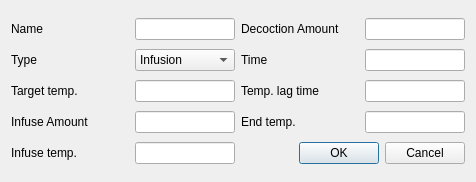
Above: ui/mashStepEditor.ui from Brewtarget/brewtarget before the change. Below: the same form after it.
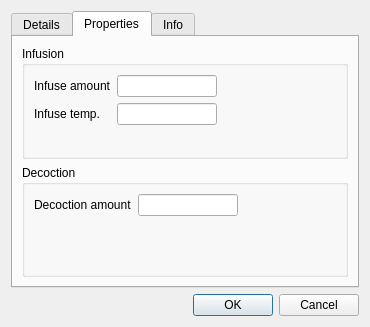
That is the form after the change. The open tabs and pages were chosen to show the change. Custom widgets are drawn as their Qt base class.

What changed in the file:
```diff
--- a/ui/mashStepEditor.ui
+++ b/ui/mashStepEditor.ui
@@ -6,8 +6,8 @@
    <rect>
     <x>0</x>
     <y>0</y>
-    <width>476</width>
-    <height>182</height>
+    <width>370</width>
+    <height>327</height>
    </rect>
   </property>
   <property name="windowTitle">
@@ -16,18 +16,21 @@
   <property name="configSection" stdset="0">
    <string notr="true">mashStepEditor</string>
   </property>
-  <layout class="QHBoxLayout" name="horizontalLayout_8">
+  <layout class="QVBoxLayout" name="verticalLayout_3">
    <item>
-    <layout class="QVBoxLayout" name="verticalLayout_2">
-     <property name="spacing">
-      <number>2</number>
+    <widget class="QTabWidget" name="tabWidget">
+     <property name="currentIndex">
+      <number>0</number>
      </property>
-     <item>
-      <layout class="QHBoxLayout" name="horizontalLayout_7">
-       <item>
+     <widget class="QWidget" name="tabMashStepDetails">
+      <attribute name="title">
+       <string>Details</string>
+      </attribute>
+      <layout class="QFormLayout" name="formLayout_3">
+       <item row="0" column="0">
         <widget class="QLabel" name="label_name">
          <property name="sizePolicy">
-          <sizepolicy hsizetype="Expanding" vsizetype="Preferred">
+          <sizepolicy hsizetype="Expanding" vsizetype="Minimum">
            <horstretch>0</horstretch>
            <verstretch>0</verstretch>
           </sizepolicy>
@@ -40,23 +43,23 @@
          </property>
         </widget>
        </item>
-       <item>
+       <item row="0" column="1">
         <widget class="QLineEdit" name="lineEdit_name">
          <property name="sizePolicy">
-          <sizepolicy hsizetype="Maximum" vsizetype="Fixed">
-           <horstretch>100</horstretch>
+          <sizepolicy hsizetype="Expanding" vsizetype="Minimum">
+           <horstretch>0</horstretch>
            <verstretch>0</verstretch>
           </sizepolicy>
          </property>
          <property name="minimumSize">
           <size>
-           <width>100</width>
+           <width>0</width>
            <height>0</height>
           </size>
          </property>
          <property name="maximumSize">
           <size>
-           <width>100</width>
+           <width>16777215</width>
            <height>16777215</height>
           </size>
          </property>
@@ -65,56 +68,10 @@
          </property>
         </widget>
        </item>
-      </layout>
-     </item>
-     <item>
-      <layout class="QHBoxLayout" name="horizontalLayout_6">
-       <item>
-        <widget class="QLabel" name="label_type">
-         <property name="sizePolicy">
-          <sizepolicy hsizetype="Expanding" vsizetype="Preferred">
-           <horstretch>0</horstretch>
-           <verstretch>0</verstretch>
-          </sizepolicy>
-         </property>
-         <property name="text">
-          <string>Type</string>
-         </property>
-         <property name="buddy">
-          <cstring>comboBox_type</cstring>
-         </property>
-        </widget>
-       </item>
-       <item>
-        <widget class="QComboBox" name="comboBox_type">
-         <property name="toolTip">
-          <string>Type</string>
-         </property>
-         <item>
-          <property name="text">
-           <string>Infusion</string>
-          </property>
-         </item>
-         <item>
-          <property name="text">
-           <string>Temperature</string>
-          </property>
-         </item>
-         <item>
-          <property name="text">
-           <string>Decoction</string>
-          </property>
-         </item>
-        </widget>
-       </item>
-      </layout>
-     </item>
-     <item>
-      <layout class="QHBoxLayout" name="horizontalLayout_4">
-       <item>
+       <item row="1" column="0">
         <widget class="BtTemperatureLabel" name="label_stepTemp">
          <property name="sizePolicy">
-          <sizepolicy hsizetype="Expanding" vsizetype="Preferred">
+          <sizepolicy hsizetype="Expanding" vsizetype="Minimum">
            <horstretch>0</horstretch>
            <verstretch>0</verstretch>
           </sizepolicy>
@@ -130,23 +87,23 @@
          </property>
         </widget>
        </item>
-       <item>
+       <item row="1" column="1">
         <widget class="BtTemperatureEdit" name="lineEdit_stepTemp">
          <property name="sizePolicy">
-          <sizepolicy hsizetype="Maximum" vsizetype="Fixed">
-           <horstretch>100</horstretch>
+          <sizepolicy hsizetype="Expanding" vsizetype="Minimum">
+           <horstretch>0</horstretch>
            <verstretch>0</verstretch>
           </sizepolicy>
          </property>
          <property name="minimumSize">
           <size>
-           <width>100</width>
+           <width>0</width>
            <height>0</height>
           </size>
          </property>
          <property name="maximumSize">
           <size>
-           <width>100</width>
+           <width>16777215</width>
            <height>16777215</height>
           </size>
          </property>
@@ -158,14 +115,10 @@
          </property>
         </widget>
        </item>
-      </layout>
-     </item>
-     <item>
-      <layout class="QHBoxLayout" name="horizontalLayout_5">
-       <item>
-        <widget class="BtVolumeLabel" name="label_infuseAmount">
+       <item row="2" column="0">
+        <widget class="BtTemperatureLabel" name="label_endTemp">
          <property name="sizePolicy">
-          <sizepolicy hsizetype="Expanding" vsizetype="Preferred">
+          <sizepolicy hsizetype="Expanding" vsizetype="Minimum">
            <horstretch>0</horstretch>
            <verstretch>0</verstretch>
           </sizepolicy>
@@ -174,152 +127,45 @@
           <enum>Qt::CustomContextMenu</enum>
          </property>
          <property name="text">
-          <string>Infuse Amount</string>
+          <string>End temp.</string>
          </property>
          <property name="buddy">
-          <cstring>lineEdit_infuseAmount</cstring>
+          <cstring>lineEdit_endTemp</cstring>
          </property>
         </widget>
        </item>
-       <item>
-        <widget class="BtVolumeEdit" name="lineEdit_infuseAmount">
+       <item row="2" column="1">
+        <widget class="BtTemperatureEdit" name="lineEdit_endTemp">
          <property name="sizePolicy">
-          <sizepolicy hsizetype="Maximum" vsizetype="Fixed">
-           <horstretch>100</horstretch>
-           <verstretch>0</verstretch>
-          </sizepolicy>
-         </property>
-         <property name="minimumSize">
-          <size>
-           <width>100</width>
-           <height>0</height>
-          </size>
-         </property>
-         <property name="maximumSize">
-          <size>
-           <width>100</width>
-           <height>16777215</height>
-          </size>
-         </property>
-         <property name="toolTip">
-          <string>Amount of water to infuse</string>
-         </property>
-         <property name="editField" stdset="0">
-          <string notr="true">infuseAmount_l</string>
-         </property>
-        </widget>
-       </item>
-      </layout>
-     </item>
-     <item>
-      <layout class="QHBoxLayout" name="horizontalLayout_9">
-       <item>
-        <widget class="BtTemperatureLabel" name="label_infuseTemp">
-         <property name="sizePolicy">
-          <sizepolicy hsizetype="MinimumExpanding" vsizetype="Preferred">
+          <sizepolicy hsizetype="Expanding" vsizetype="Minimum">
            <horstretch>0</horstretch>
            <verstretch>0</verstretch>
           </sizepolicy>
          </property>
-         <property name="contextMenuPolicy">
-          <enum>Qt::CustomContextMenu</enum>
-         </property>
-         <property name="text">
-          <string>Infuse temp.</string>
-         </property>
-         <property name="buddy">
-          <cstring>lineEdit_infuseTemp</cstring>
-         </property>
-        </widget>
-       </item>
-       <item>
-        <widget class="BtTemperatureEdit" name="lineEdit_infuseTemp">
-         <property name="sizePolicy">
-          <sizepolicy hsizetype="Maximum" vsizetype="Fixed">
-           <horstretch>100</horstretch>
-           <verstretch>0</verstretch>
-          </sizepolicy>
-         </property>
-         <property name="maximumSize">
-          <size>
-           <width>100</width>
-           <height>16777215</height>
-          </size>
-         </property>
-         <property name="toolTip">
-          <string>Temperature of infusion water</string>
-         </property>
-         <property name="editField" stdset="0">
-          <string notr="true">infuseTemp_c</string>
-         </property>
-        </widget>
-       </item>
-      </layout>
-     </item>
-    </layout>
-   </item>
-   <item>
-    <layout class="QVBoxLayout" name="verticalLayout">
-     <property name="spacing">
-      <number>2</number>
-     </property>
-     <item>
-      <layout class="QHBoxLayout" name="horizontalLayout_11">
-       <item>
-        <widget class="BtVolumeLabel" name="label_decoctionAmount">
-         <property name="sizePolicy">
-          <sizepolicy hsizetype="Expanding" vsizetype="Preferred">
-           <horstretch>0</horstretch>
-           <verstretch>0</verstretch>
-          </sizepolicy>
-         </property>
-         <property name="contextMenuPolicy">
-          <enum>Qt::CustomContextMenu</enum>
-         </property>
-         <property name="text">
-          <string>Decoction Amount</string>
-         </property>
-         <property name="buddy">
-          <cstring>lineEdit_decoctionAmount</cstring>
-         </property>
-        </widget>
-       </item>
-       <item>
-        <widget class="BtVolumeEdit" name="lineEdit_decoctionAmount">
-         <property name="sizePolicy">
-          <sizepolicy hsizetype="Maximum" vsizetype="Fixed">
-           <horstretch>100</horstretch>
-           <verstretch>0</verstretch>
-          </sizepolicy>
-         </property>
          <property name="minimumSize">
           <size>
-           <width>100</width>
+           <width>0</width>
            <height>0</height>
           </size>
          </property>
          <property name="maximumSize">
           <size>
-           <width>100</width>
+           <width>16777215</width>
            <height>16777215</height>
           </size>
          </property>
          <property name="toolTip">
-          <string>Amount of mash to decoct</string>
+          <string>Final temp. of this step</string>
          </property>
          <property name="editField" stdset="0">
-          <string notr="true">decoctionAmount_l</string>
+          <string notr="true">endTemp_c</string>
          </property>
         </widget>
        </item>
-      </layout>
-     </item>
-     <item>
-      <layout class="QHBoxLayout" name="horizontalLayout_3">
-       <item>
+       <item row="3" column="0">
         <widget class="BtTimeLabel" name="label_stepTime">
          <property name="sizePolicy">
-          <sizepolicy hsizetype="Expanding" vsizetype="Preferred">
+          <sizepolicy hsizetype="Expanding" vsizetype="Minimum">
            <horstretch>0</horstretch>
            <verstretch>0</verstretch>
           </sizepolicy>
@@ -335,23 +181,23 @@
          </property>
         </widget>
        </item>
-       <item>
+       <item row="3" column="1">
         <widget class="BtTimeEdit" name="lineEdit_stepTime">
          <property name="sizePolicy">
-          <sizepolicy hsizetype="Maximum" vsizetype="Fixed">
-           <horstretch>100</horstretch>
+          <sizepolicy hsizetype="Expanding" vsizetype="Minimum">
+           <horstretch>0</horstretch>
            <verstretch>0</verstretch>
           </sizepolicy>
          </property>
          <property name="minimumSize">
           <size>
-           <width>100</width>
+           <width>0</width>
            <height>0</height>
           </size>
          </property>
          <property name="maximumSize">
           <size>
-           <width>100</width>
+           <width>16777215</width>
            <height>16777215</height>
           </size>
          </property>
@@ -363,14 +209,10 @@
          </property>
         </widget>
        </item>
-      </layout>
-     </item>
-     <item>
-      <layout class="QHBoxLayout" name="horizontalLayout_2">
-       <item>
+       <item row="4" column="0">
         <widget class="BtTimeLabel" name="label_rampTime">
          <property name="sizePolicy">
-          <sizepolicy hsizetype="Expanding" vsizetype="Preferred">
+          <sizepolicy hsizetype="Expanding" vsizetype="Minimum">
            <horstretch>0</horstretch>
            <verstretch>0</verstretch>
           </sizepolicy>
@@ -386,23 +228,23 @@
          </property>
         </widget>
        </item>
-       <item>
+       <item row="4" column="1">
         <widget class="BtTimeEdit" name="lineEdit_rampTime">
          <property name="sizePolicy">
-          <sizepolicy hsizetype="Maximum" vsizetype="Fixed">
-           <horstretch>100</horstretch>
+          <sizepolicy hsizetype="Expanding" vsizetype="Minimum">
+           <horstretch>0</horstretch>
            <verstretch>0</verstretch>
           </sizepolicy>
          </property>
          <property name="minimumSize">
           <size>
-           <width>100</width>
+           <width>0</width>
            <height>0</height>
           </size>
          </property>
          <property name="maximumSize">
           <size>
-           <width>100</width>
+           <width>16777215</width>
            <height>16777215</height>
           </size>
          </property>
@@ -414,76 +256,231 @@
          </property>
         </widget>
        </item>
-      </layout>
-     </item>
-     <item>
-      <layout class="QHBoxLayout" name="horizontalLayout">
-       <item>
-        <widget class="BtTemperatureLabel" name="label_endTemp">
+       <item row="5" column="0">
+        <widget class="QLabel" name="label_type">
          <property name="sizePolicy">
-          <sizepolicy hsizetype="Expanding" vsizetype="Preferred">
+          <sizepolicy hsizetype="Expanding" vsizetype="Minimum">
            <horstretch>0</horstretch>
            <verstretch>0</verstretch>
           </sizepolicy>
          </property>
-         <property name="contextMenuPolicy">
-          <enum>Qt::CustomContextMenu</enum>
-         </property>
          <property name="text">
-          <string>End temp.</string>
+          <string>Type</string>
          </property>
          <property name="buddy">
-          <cstring>lineEdit_endTemp</cstring>
+          <cstring>comboBox_type</cstring>
          </property>
         </widget>
        </item>
-       <item>
-        <widget class="BtTemperatureEdit" name="lineEdit_endTemp">
-         <property name="sizePolicy">
-          <sizepolicy hsizetype="Maximum" vsizetype="Fixed">
-           <horstretch>100</horstretch>
-           <verstretch>0</verstretch>
-          </sizepolicy>
-         </property>
-         <property name="minimumSize">
-          <size>
-           <width>100</width>
-           <height>0</height>
-          </size>
-         </property>
-         <property name="maximumSize">
-          <size>
-           <width>100</width>
-           <height>16777215</height>
-          </size>
-         </property>
+       <item row="5" column="1">
+        <widget class="QComboBox" name="comboBox_type">
          <property name="toolTip">
-          <string>Final temp. of this step</string>
+          <string>Type</string>
          </property>
-         <property name="editField" stdset="0">
-          <string notr="true">endTemp_c</string>
+         <item>
+          <property name="text">
+           <string>Infusion</string>
+          </property>
+         </item>
+         <item>
+          <property name="text">
+           <string>Temperature</string>
+          </property>
+         </item>
+         <item>
+          <property name="text">
+           <string>Decoction</string>
+          </property>
+         </item>
+        </widget>
+       </item>
+      </layout>
+     </widget>
+     <widget class="QWidget" name="tabMashStepProperties">
+      <attribute name="title">
+       <string>Properties</string>
+      </attribute>
+      <layout class="QVBoxLayout" name="verticalLayout">
+       <item>
+        <widget class="QGroupBox" name="groupBox">
+         <property name="title">
+          <string>Infusion</string>
          </property>
+         <property name="flat">
+          <bool>false</bool>
+         </property>
+         <layout class="QFormLayout" name="formLayout">
+          <item row="0" column="0">
+           <widget class="BtVolumeLabel" name="label_infuseAmount">
+            <property name="sizePolicy">
+             <sizepolicy hsizetype="Expanding" vsizetype="Preferred">
+              <horstretch>0</horstretch>
+              <verstretch>0</verstretch>
+             </sizepolicy>
+            </property>
+            <property name="contextMenuPolicy">
+             <enum>Qt::CustomContextMenu</enum>
+            </property>
+            <property name="text">
+             <string>Infuse amount</string>
+            </property>
+            <property name="buddy">
+             <cstring>lineEdit_infuseAmount</cstring>
+            </property>
+           </widget>
+          </item>
+          <item row="0" column="1">
+           <widget class="BtVolumeEdit" name="lineEdit_infuseAmount">
+            <property name="sizePolicy">
+             <sizepolicy hsizetype="Maximum" vsizetype="Fixed">
+              <horstretch>100</horstretch>
+              <verstretch>0</verstretch>
+             </sizepolicy>
+            </property>
+            <property name="minimumSize">
+             <size>
+              <width>100</width>
+              <height>0</height>
+             </size>
+            </property>
+            <property name="maximumSize">
+             <size>
+              <width>100</width>
+              <height>16777215</height>
+             </size>
+            </property>
+            <property name="toolTip">
+             <string>Amount of water to infuse</string>
+            </property>
+            <property name="editField" stdset="0">
+             <string notr="true">infuseAmount_l</string>
+            </property>
+           </widget>
+          </item>
+          <item row="1" column="1">
+           <widget class="BtTemperatureEdit" name="lineEdit_infuseTemp">
+            <property name="sizePolicy">
+             <sizepolicy hsizetype="Maximum" vsizetype="Fixed">
+              <horstretch>100</horstretch>
+              <verstretch>0</verstretch>
+             </sizepolicy>
+            </property>
+            <property name="maximumSize">
+             <size>
+              <width>100</width>
+              <height>16777215</height>
+             </size>
+            </property>
+            <property name="toolTip">
+             <string>Temperature of infusion water</string>
+            </property>
+            <property name="editField" stdset="0">
+             <string notr="true">infuseTemp_c</string>
+            </property>
+           </widget>
+          </item>
+          <item row="1" column="0">
+           <widget class="BtTemperatureLabel" name="label_infuseTemp">
+            <property name="sizePolicy">
+             <sizepolicy hsizetype="MinimumExpanding" vsizetype="Preferred">
+              <horstretch>0</horstretch>
+              <verstretch>0</verstretch>
+             </sizepolicy>
+            </property>
+            <property name="contextMenuPolicy">
+             <enum>Qt::CustomContextMenu</enum>
+            </property>
+            <property name="text">
+             <string>Infuse temp.</string>
+            </property>
+            <property name="buddy">
+             <cstring>lineEdit_infuseTemp</cstring>
+            </property>
+           </widget>
+          </item>
+         </layout>
         </widget>
        </item>
+       <item>
+        <widget class="QGroupBox" name="groupBox_2">
+         <property name="title">
+          <string>Decoction</string>
+         </property>
+         <layout class="QFormLayout" name="formLayout_2">
+          <item row="0" column="0">
+           <widget class="BtVolumeLabel" name="label_decoctionAmount">
+            <property name="sizePolicy">
+             <sizepolicy hsizetype="Expanding" vsizetype="Preferred">
+              <horstretch>0</horstretch>
+              <verstretch>0</verstretch>
+             </sizepolicy>
+            </property>
+            <property name="contextMenuPolicy">
+             <enum>Qt::CustomContextMenu</enum>
+            </property>
+            <property name="text">
+             <string>Decoction amount</string>
+            </property>
+            <property name="buddy">
+             <cstring>lineEdit_decoctionAmount</cstring>
+            </property>
+           </widget>
+          </item>
+          <item row="0" column="1">
+           <widget class="BtVolumeEdit" name="lineEdit_decoctionAmount">
+            <property name="sizePolicy">
+             <sizepolicy hsizetype="Maximum" vsizetype="Fixed">
+              <horstretch>100</horstretch>
+              <verstretch>0</verstretch>
+             </sizepolicy>
+            </property>
+            <property name="minimumSize">
+             <size>
+              <width>100</width>
+              <height>0</height>
+             </size>
+            </property>
+            <property name="maximumSize">
+             <size>
+              <width>100</width>
+              <height>16777215</height>
+             </size>
+            </property>
+            <property name="toolTip">
+             <string>Amount of mash to decoct</string>
+            </property>
+            <property name="editField" stdset="0">
+             <string notr="true">decoctionAmount_l</string>
+            </property>
+           </widget>
+          </item>
+         </layout>
+        </widget>
+       </item>
       </layout>
-     </item>
-     <item>
-      <widget class="QDialogButtonBox" name="buttonBox">
-       <property name="orientation">
-        <enum>Qt::Horizontal</enum>
-       </property>
-       <property name="standardButtons">
-        <set>QDialogButtonBox::Cancel|QDialogButtonBox::Ok</set>
-       </property>
-      </widget>
-     </item>
-    </layout>
+     </widget>
+     <widget class="QWidget" name="tabMashStepInfo">
+      <attribute name="title">
+       <string>Info</string>
+      </attribute>
+     </widget>
+    </widget>
+   </item>
+   <item>
+    <widget class="QDialogButtonBox" name="buttonBox">
+     <property name="orientation">
+      <enum>Qt::Horizontal</enum>
+     </property>
+     <property name="standardButtons">
+      <set>QDialogButtonBox::Cancel|QDialogButtonBox::Ok</set>
+     </property>
+    </widget>
    </item>
   </layout>
  </widget>
  <customwidgets>
   <customwidget>
-   <class>BtTimeEdit</class>
+   <class>BtTemperatureEdit</class>
    <extends>QLineEdit</extends>
    <header>BtLineEdit.h</header>
    <slots>
@@ -491,7 +488,7 @@
    </slots>
   </customwidget>
   <customwidget>
-   <class>BtTimeLabel</class>
+   <class>BtTemperatureLabel</class>
    <extends>QLabel</extends>
    <header>BtLabel.h</header>
    <slots>
@@ -515,21 +512,21 @@
    </slots>
   </customwidget>
   <customwidget>
-   <class>BtTemperatureLabel</class>
-   <extends>QLabel</extends>
-   <header>BtLabel.h</header>
-   <slots>
-    <signal>labelChanged(Unit::unitDisplay,Unit::unitScale)</signal>
-   </slots>
-  </customwidget>
-  <customwidget>
-   <class>BtTemperatureEdit</class>
+   <class>BtTimeEdit</class>
    <extends>QLineEdit</extends>
    <header>BtLineEdit.h</header>
    <slots>
     <slot>lineChanged(Unit::unitDisplay,Unit::unitScale)</slot>
    </slots>
   </customwidget>
+  <customwidget>
+   <class>BtTimeLabel</class>
+   <extends>QLabel</extends>
+   <header>BtLabel.h</header>
+   <slots>
+    <signal>labelChanged(Unit::unitDisplay,Unit::unitScale)</signal>
+   </slots>
+  </customwidget>
  </customwidgets>
  <resources/>
  <connections>
```
